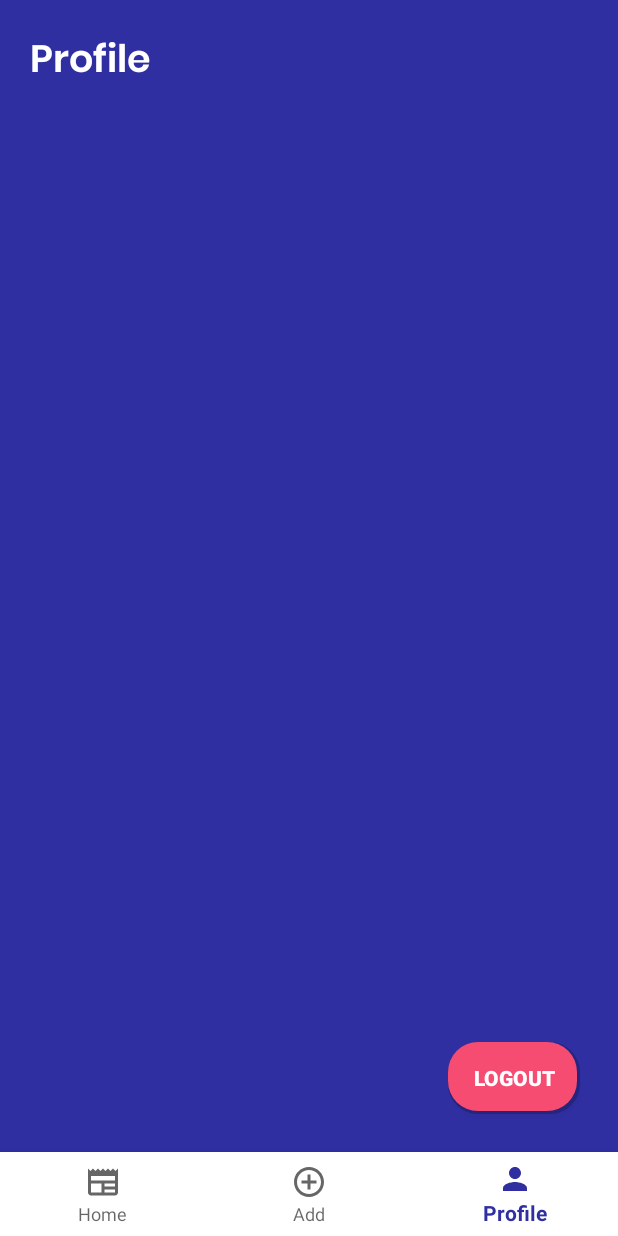
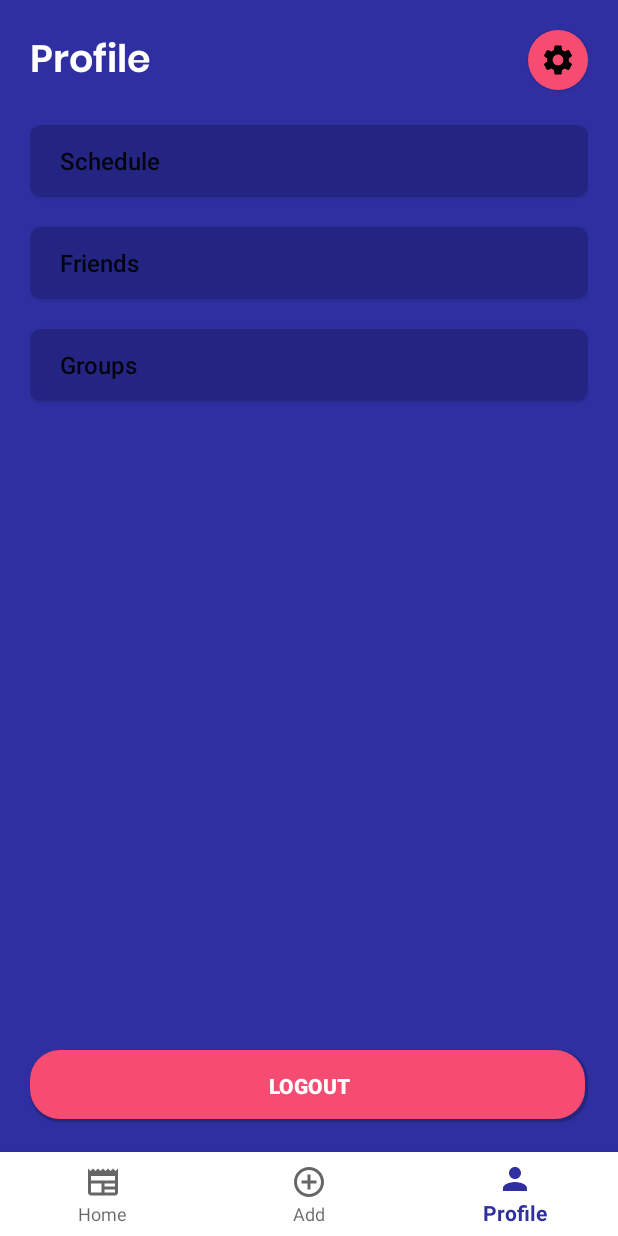
Before and after one commit to gantuangcoc98/TimelinePlus, an Android app: the FragmentHome screen opened directly, with no data from a screen before it, item 3 of the bottom bar chosen, on a phone screen of 412 x 824 dp. Run offline under Robolectric (Android 15) with nearby library versions, the phone set to English and light mode, and no system bars; our stand-ins replace Firebase (no records; nobody signed in at launch, a user with empty details on screens opened directly).

Commit message:
Updated the Profile with View Schedule, Friends, Groups Feature with Settings.

```diff
--- a/app/src/main/java/com/example/timelineplus/FragmentHome.java
+++ b/app/src/main/java/com/example/timelineplus/FragmentHome.java
@@ -47,27 +47,27 @@ public class FragmentHome extends Fragment {
 
 
         // Initialize the DatabaseReference of Firebase Database from the "schedules" data
-        databaseReference = FirebaseDatabase.getInstance().getReference("schedules");
+        databaseReference = FirebaseDatabase.getInstance().getReference().child("schedules");
+        fetchScheduleItems();
 
+        return view;
+    }
 
-        // Initialize a ValueEventListener method to listen for changes in the data at that location in the Firebase Realtime Database.
+    // This method will get all the schedule data that is in the Firebase Database created by all users
+    private void fetchScheduleItems() {
         databaseReference.addValueEventListener(new ValueEventListener() {
-
-            /* NOTE WHEN USING DATASNAPSHOT, CUSTOM CLASS SHOULD HAVE AN EMPTY DEFAULT CONSTRUCTOR */
             @Override
             public void onDataChange(@NonNull DataSnapshot snapshot) {
-                ArrayList<ScheduleItem> scheduleItems = new ArrayList<>(); // Crate an arraylist of your specified custom object
+                ArrayList<ScheduleItem> scheduleItems = new ArrayList<>();
 
-                // Traverse to all the resulted data taken from the DataSnapshot
-                for (DataSnapshot dataSnapshot : snapshot.getChildren()) {
-                    ScheduleItem scheduleItem = dataSnapshot.getValue(ScheduleItem.class); // Retrieve the value of the result data and convert it into an instance of your specified custom class
-                    scheduleItems.add(scheduleItem); // Add the instance of your class to the ArrayList scheduleItems
+                for (DataSnapshot userSnapshot : snapshot.getChildren()) {
+                    for (DataSnapshot scheduleSnapshot : userSnapshot.getChildren()) {
+                        ScheduleItem scheduleItem = scheduleSnapshot.getValue(ScheduleItem.class);
+                        scheduleItems.add(scheduleItem);
+                    }
                 }
 
-                // Initialize a new schedule adapter with the following ArrayList scheduleItems
                 adapter = new ScheduleAdapter(context, scheduleItems);
-
-                // Set the new initialized adapter to be the adapter of the RecyclerView
                 recyclerView.setAdapter(adapter);
             }
 
@@ -76,8 +76,6 @@ public class FragmentHome extends Fragment {
                 Log.e("Firebase", "Failed to read schedules.", error.toException());
             }
         });
-
-        return view;
     }
 
 }
--- a/app/src/main/java/com/example/timelineplus/FragmentProfile.java
+++ b/app/src/main/java/com/example/timelineplus/FragmentProfile.java
@@ -4,6 +4,7 @@ import android.content.Intent;
 import android.os.Bundle;
 
 import androidx.fragment.app.Fragment;
+import androidx.fragment.app.FragmentManager;
 
 import android.view.LayoutInflater;
 import android.view.View;
@@ -18,19 +19,45 @@ public class FragmentProfile extends Fragment {
         // Required empty public constructor
     }
 
-    // Declare the object FirebaseAuth for the Authentication
+    // Declare the object FirebaseAuth for the Authentication and the buttons
     private FirebaseAuth firebaseAuth;
+    private Button btnSettings;
+    private Button btnLogout;
+    private Button btnSchedule;
+    private Button btnFriends;
+    private Button btnGroups;
     @Override
     public View onCreateView(LayoutInflater inflater, ViewGroup container,
                              Bundle savedInstanceState) {
         // Inflate the layout for this fragment
         View view = inflater.inflate(R.layout.fragment_profile, container, false);
 
+
         // Initialize the Firebase Authentication
         firebaseAuth = FirebaseAuth.getInstance();
 
-        // Implement the button functionality
-        Button btnLogout = view.findViewById(R.id.btnLogout);
+
+        /* Implement the button with their ids */
+
+        // Settings button implementation
+        btnSettings = view.findViewById(R.id.btnSettings);
+        btnSettings.setOnClickListener(new View.OnClickListener() {
+            @Override
+            public void onClick(View view) {
+
+                // Replace the current fragment with FragmentSettings
+                FragmentSettings fragmentSettings = new FragmentSettings();
+                FragmentManager fragmentManager = requireActivity().getSupportFragmentManager();
+                fragmentManager.beginTransaction()
+                        .replace(R.id.homeFrameLayout, fragmentSettings)
+                        .addToBackStack(null) // Add the transaction to the back stack
+                        .commit();
+            }
+        });
+
+
+        // Logout button implementation
+        btnLogout = view.findViewById(R.id.btnLogout);
         btnLogout.setOnClickListener(new View.OnClickListener() { // If the user clicks the logout button
             @Override
             public void onClick(View view) {
@@ -45,6 +72,20 @@ public class FragmentProfile extends Fragment {
             }
         });
 
+
+        // Schedule button implementation
+        btnSchedule = view.findViewById(R.id.btnSchedule);
+        btnSchedule.setOnClickListener(new View.OnClickListener() {
+            @Override
+            public void onClick(View view) {
+
+            }
+        });
+        btnFriends = view.findViewById(R.id.btnFriends);
+        btnGroups = view.findViewById(R.id.btnGroups);
+
+
+
         return view;
     }
 }
--- a/app/src/main/java/com/example/timelineplus/MainActivity.java
+++ b/app/src/main/java/com/example/timelineplus/MainActivity.java
@@ -110,6 +110,7 @@ public class MainActivity extends AppCompatActivity {
                 if (emptyFields()) { // If the user did not input on the fields
                     Toast.makeText(MainActivity.this, "Please input all fields", Toast.LENGTH_SHORT).show();
                 } else {
+
                     // Initialize to Sign in using the authenticated user in Firebase Authentication
                     FirebaseAuth.getInstance().signInWithEmailAndPassword(email, password).addOnCompleteListener(new OnCompleteListener<AuthResult>() {
                         @Override
--- /dev/null
+++ b/app/src/main/res/drawable/settings_button.xml
@@ -0,0 +1,18 @@
+<layer-list xmlns:android="http://schemas.android.com/apk/res/android">
+
+    <!-- Circular Shape -->
+    <item>
+        <shape android:shape="oval">
+            <solid android:color="@color/pink" />
+        </shape>
+    </item>
+
+    <!-- Image -->
+    <item android:drawable="@drawable/settings_icon"
+        android:gravity="center"
+        android:top="2dp"
+        android:left="2dp"
+        android:right="2dp"
+        android:bottom="2dp"/>
+
+</layer-list>
--- /dev/null
+++ b/app/src/main/res/drawable/settings_icon.xml
@@ -0,0 +1,5 @@
+<vector android:height="24dp" android:tint="#000000"
+    android:viewportHeight="24" android:viewportWidth="24"
+    android:width="24dp" xmlns:android="http://schemas.android.com/apk/res/android">
+    <path android:fillColor="@android:color/white" android:pathData="M19.14,12.94c0.04,-0.3 0.06,-0.61 0.06,-0.94c0,-0.32 -0.02,-0.64 -0.07,-0.94l2.03,-1.58c0.18,-0.14 0.23,-0.41 0.12,-0.61l-1.92,-3.32c-0.12,-0.22 -0.37,-0.29 -0.59,-0.22l-2.39,0.96c-0.5,-0.38 -1.03,-0.7 -1.62,-0.94L14.4,2.81c-0.04,-0.24 -0.24,-0.41 -0.48,-0.41h-3.84c-0.24,0 -0.43,0.17 -0.47,0.41L9.25,5.35C8.66,5.59 8.12,5.92 7.63,6.29L5.24,5.33c-0.22,-0.08 -0.47,0 -0.59,0.22L2.74,8.87C2.62,9.08 2.66,9.34 2.86,9.48l2.03,1.58C4.84,11.36 4.8,11.69 4.8,12s0.02,0.64 0.07,0.94l-2.03,1.58c-0.18,0.14 -0.23,0.41 -0.12,0.61l1.92,3.32c0.12,0.22 0.37,0.29 0.59,0.22l2.39,-0.96c0.5,0.38 1.03,0.7 1.62,0.94l0.36,2.54c0.05,0.24 0.24,0.41 0.48,0.41h3.84c0.24,0 0.44,-0.17 0.47,-0.41l0.36,-2.54c0.59,-0.24 1.13,-0.56 1.62,-0.94l2.39,0.96c0.22,0.08 0.47,0 0.59,-0.22l1.92,-3.32c0.12,-0.22 0.07,-0.47 -0.12,-0.61L19.14,12.94zM12,15.6c-1.98,0 -3.6,-1.62 -3.6,-3.6s1.62,-3.6 3.6,-3.6s3.6,1.62 3.6,3.6S13.98,15.6 12,15.6z"/>
+</vector>
--- a/app/src/main/res/layout/fragment_profile.xml
+++ b/app/src/main/res/layout/fragment_profile.xml
@@ -7,14 +7,23 @@
     tools:context=".FragmentProfile"
     android:background="@color/blue">
 
+    <androidx.constraintlayout.widget.ConstraintLayout
+        android:id="@+id/layoutTopProfile"
+        android:layout_width="match_parent"
+        android:layout_height="wrap_content"
+        app:layout_constraintTop_toTopOf="parent"
+        app:layout_constraintStart_toStartOf="parent"
+        app:layout_constraintEnd_toEndOf="parent"
+        android:layout_marginTop="20dp"
+        android:layout_marginStart="20dp"
+        android:layout_marginEnd="20dp">
+
         <TextView
             android:id="@+id/tvProfile"
             android:layout_width="wrap_content"
-        android:layout_height="wrap_content"
+            android:layout_height="match_parent"
             app:layout_constraintTop_toTopOf="parent"
             app:layout_constraintStart_toStartOf="parent"
-        android:layout_marginTop="20dp"
-        android:layout_marginLeft="20dp"
             android:text="Profile"
             android:textSize="25sp"
             android:textStyle="bold"
@@ -23,13 +32,77 @@
             />
 
         <Button
+            android:id="@+id/btnSettings"
+            android:layout_width="40dp"
+            android:layout_height="40dp"
+            app:layout_constraintTop_toTopOf="parent"
+            app:layout_constraintEnd_toEndOf="parent"
+            android:background="@drawable/settings_button"
+            android:text=""
+            android:textColor="@android:color/transparent"/>
+
+    </androidx.constraintlayout.widget.ConstraintLayout>
+
+    <LinearLayout
+        android:layout_width="match_parent"
+        android:layout_height="0dp"
+        android:orientation="vertical"
+        app:layout_constraintTop_toBottomOf="@+id/layoutTopProfile"
+        app:layout_constraintStart_toStartOf="parent"
+        app:layout_constraintEnd_toEndOf="parent"
+        app:layout_constraintBottom_toTopOf="@+id/btnLogout"
+        android:layout_marginTop="20dp"
+        android:layout_marginStart="20dp"
+        android:layout_marginEnd="20dp"
+        android:layout_marginBottom="20dp">
+
+        <Button
+            android:id="@+id/btnSchedule"
+            android:layout_width="match_parent"
+            android:layout_height="wrap_content"
+            android:text="Schedule"
+            android:textAllCaps="false"
+            android:textSize="16sp"
+            android:textAlignment="textStart"
+            android:background="@drawable/default_background"
+            android:paddingStart="20dp"/>
+
+        <Button
+            android:id="@+id/btnFriends"
+            android:layout_width="match_parent"
+            android:layout_height="wrap_content"
+            android:layout_marginTop="20dp"
+            android:text="Friends"
+            android:textAllCaps="false"
+            android:textSize="16sp"
+            android:textAlignment="textStart"
+            android:background="@drawable/default_background"
+            android:paddingStart="20dp"/>
+
+        <Button
+            android:id="@+id/btnGroups"
+            android:layout_width="match_parent"
+            android:layout_height="wrap_content"
+            android:layout_marginTop="20dp"
+            android:text="Groups"
+            android:textAllCaps="false"
+            android:textSize="16sp"
+            android:textAlignment="textStart"
+            android:background="@drawable/default_background"
+            android:paddingStart="20dp"/>
+
+    </LinearLayout>
+
+    <Button
         android:id="@+id/btnLogout"
-        android:layout_width="wrap_content"
+        android:layout_width="match_parent"
         android:layout_height="wrap_content"
+        app:layout_constraintStart_toStartOf="parent"
+        app:layout_constraintEnd_toEndOf="parent"
         app:layout_constraintBottom_toBottomOf="parent"
-        app:layout_constraintEnd_toEndOf="parent"
-        android:layout_marginBottom="25dp"
-        android:layout_marginRight="25dp"
+        android:layout_marginStart="20dp"
+        android:layout_marginBottom="20dp"
+        android:layout_marginEnd="20dp"
         android:text="Logout"
         android:background="@drawable/buttons"
         android:textStyle="bold"
--- a/app/src/main/res/layout/register.xml
+++ b/app/src/main/res/layout/register.xml
@@ -15,7 +15,7 @@
         android:foregroundGravity="center"
         app:layout_constraintStart_toStartOf="parent"
         app:layout_constraintTop_toBottomOf="@+id/email"
-        app:srcCompat="@drawable/circle" />
+        app:srcCompat="@drawable/circle_button" />
 
     <ImageView
         android:id="@+id/imageView6"
@@ -26,7 +26,7 @@
         android:foregroundGravity="center"
         app:layout_constraintBottom_toTopOf="@+id/lastname"
         app:layout_constraintEnd_toEndOf="parent"
-        app:srcCompat="@drawable/circle" />
+        app:srcCompat="@drawable/circle_button" />
 
     <EditText
         android:id="@+id/firstname"
```
Also changed, not shown: app/src/main/java/com/example/timelineplus/FragmentAddPost.java (+19 -8 lines), app/src/main/java/com/example/timelineplus/FragmentSettings.java (added, +64 -0 lines), app/src/main/res/drawable/circle.xml (deleted, +0 -8 lines), app/src/main/res/drawable/circle_button.xml (added, +7 -0 lines), app/src/main/res/layout/fragment_settings.xml (added, +24 -0 lines). Lines whose indentation alone changed are shown as unchanged.
